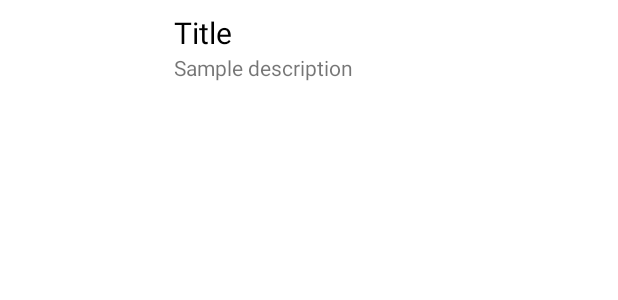
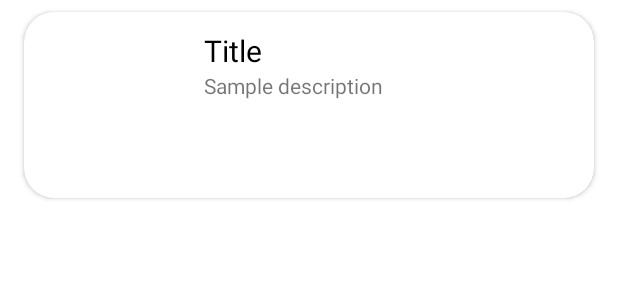
Before and after one commit to AnOnYmOuS219/3DC_College_Visualization, an Android app: the layout media_item.xml on its own in the app's theme, with its tools: preview values and no code run, on a phone screen of 412 x 824 dp. Shown: the top 300 px of the screen. Run offline under Robolectric (Android 15) with nearby library versions, the phone set to English and light mode, and no system bars.

Commit message:
9: improved recycler view items

```diff
--- a/app/build.gradle
+++ b/app/build.gradle
@@ -50,6 +50,7 @@ dependencies {
     testImplementation 'junit:junit:4.+'
     androidTestImplementation 'androidx.test.ext:junit:1.1.2'
     androidTestImplementation 'androidx.test.espresso:espresso-core:3.3.0'
+    implementation("androidx.cardview:cardview:1.0.0")
     implementation "androidx.recyclerview:recyclerview:1.1.0"
     implementation 'org.greenrobot:eventbus:3.2.0'
     implementation "androidx.viewpager2:viewpager2:1.0.0"
--- a/app/src/main/res/layout/fragment_v_r_img.xml
+++ b/app/src/main/res/layout/fragment_v_r_img.xml
@@ -8,6 +8,7 @@
     <androidx.recyclerview.widget.RecyclerView
         android:id="@+id/recycler_view_vrimg"
         android:layout_width="match_parent"
-        android:layout_height="match_parent" />
+        android:layout_height="wrap_content"
+        android:background="@color/whitesmoke"/>
 
 </FrameLayout>
--- a/app/src/main/res/layout/fragment_v_r_vid.xml
+++ b/app/src/main/res/layout/fragment_v_r_vid.xml
@@ -8,6 +8,7 @@
     <androidx.recyclerview.widget.RecyclerView
         android:id="@+id/recycler_view_vrvid"
         android:layout_width="match_parent"
-        android:layout_height="match_parent" />
+        android:layout_height="wrap_content"
+        android:background="@color/whitesmoke"/>
 
 </FrameLayout>
--- a/app/src/main/res/layout/media_item.xml
+++ b/app/src/main/res/layout/media_item.xml
@@ -1,12 +1,21 @@
 <?xml version="1.0" encoding="utf-8"?>
-<androidx.constraintlayout.widget.ConstraintLayout xmlns:android="http://schemas.android.com/apk/res/android"
+<androidx.cardview.widget.CardView xmlns:android="http://schemas.android.com/apk/res/android"
     xmlns:app="http://schemas.android.com/apk/res-auto"
     xmlns:tools="http://schemas.android.com/tools"
-    android:padding="@dimen/list_container_padding"
     android:layout_width="match_parent"
-    android:layout_height="@dimen/rv_image_size">
+    android:layout_height="124dp"
+    app:cardCornerRadius="20dp"
+    android:layout_marginLeft="16dp"
+    android:layout_marginRight="16dp"
+    android:layout_marginTop="8dp"
+    android:layout_marginBottom="8dp">
 
-    <ImageView
+    <androidx.constraintlayout.widget.ConstraintLayout
+        android:layout_width="match_parent"
+        android:layout_height="match_parent"
+        android:padding="@dimen/list_container_padding">
+
+        <com.google.android.material.imageview.ShapeableImageView
             android:id="@+id/image_view_thumbnail"
             android:layout_width="@dimen/rv_image_size"
             android:layout_height="@dimen/rv_image_size"
@@ -15,13 +24,13 @@
             app:layout_constraintTop_toTopOf="parent" />
 
         <TextView
-        android:textColor="@color/black"
             android:id="@+id/text_view_title"
             android:layout_width="@dimen/list_tv_width"
             android:layout_height="wrap_content"
             android:ellipsize="end"
             android:lines="1"
             android:paddingLeft="@dimen/title_padding"
+            android:textColor="@color/black"
             android:textSize="@dimen/title_size"
             app:layout_constraintEnd_toEndOf="parent"
             app:layout_constraintStart_toEndOf="@id/image_view_thumbnail"
@@ -36,9 +45,11 @@
             android:paddingLeft="@dimen/title_padding"
             app:layout_constraintBottom_toBottomOf="parent"
             app:layout_constraintEnd_toEndOf="parent"
+            app:layout_constraintRight_toRightOf="parent"
             app:layout_constraintStart_toEndOf="@id/image_view_thumbnail"
-        app:layout_constraintRight_toRightOf="parent"
             app:layout_constraintTop_toBottomOf="@id/text_view_title"
             tools:text="Sample description" />
 
     </androidx.constraintlayout.widget.ConstraintLayout>
+
+</androidx.cardview.widget.CardView>
--- a/app/src/main/res/values/colors.xml
+++ b/app/src/main/res/values/colors.xml
@@ -7,4 +7,6 @@
     <color name="teal_700">#FF018786</color>
     <color name="black">#FF000000</color>
     <color name="white">#FFFFFFFF</color>
+    <color name="lightGray">#D3D3D3</color>
+    <color name="whitesmoke">#F5F5F5</color>
 </resources>
--- a/app/src/main/res/values/dimens.xml
+++ b/app/src/main/res/values/dimens.xml
@@ -15,7 +15,7 @@
     <dimen name="main_fragment_container_height">0dp</dimen>
     <dimen name="viewpager_container_height">0dp</dimen>
     <dimen name="rv_image_size">100dp</dimen>
-    <dimen name="list_container_padding">8dp</dimen>
+    <dimen name="list_container_padding">12dp</dimen>
     <dimen name="title_padding">8dp</dimen>
     <dimen name="title_size">20sp</dimen>
     <dimen name="list_tv_width">0dp</dimen>
```
Also changed, not shown: app/src/main/java/com/example/collegeexploration/ui/vr/recyclerview/VRListAdapter.kt (+7 -1 lines). Lines whose indentation alone changed are shown as unchanged.
